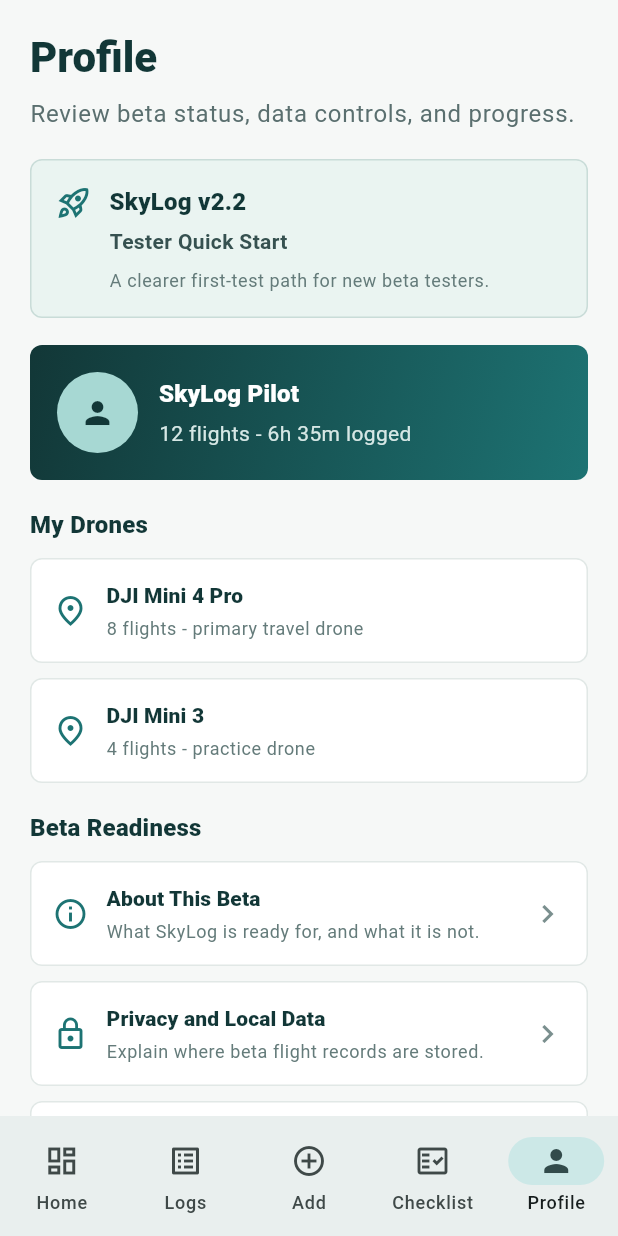
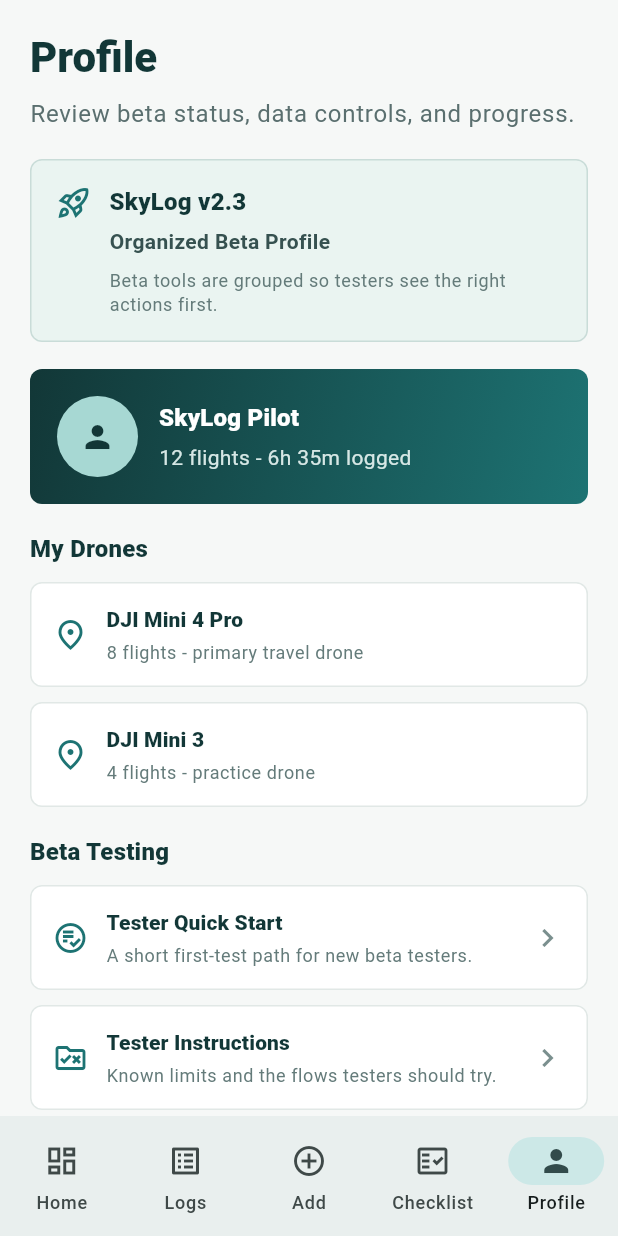
Before and after one commit to HouJue919/skylog, a Flutter app: the screen it shows after launch, item 5 of the bottom bar chosen, on a phone screen of 412 x 824 dp. Run offline on Flutter 3.47's test engine with Material 3 defaults, Android fonts, the phone set to English and light mode, and no system bars; our stand-ins replace shared_preferences.

Commit message:
Organize beta profile sections

```diff
--- a/app/lib/main.dart
+++ b/app/lib/main.dart
@@ -6,8 +6,8 @@
 
 const String _flightStorageKey = 'skylog_flights';
 const String _checklistStorageKey = 'skylog_preflight_checklist';
-const String _appVersionLabel = 'SkyLog v2.2';
-const String _appStageLabel = 'Tester Quick Start';
+const String _appVersionLabel = 'SkyLog v2.3';
+const String _appStageLabel = 'Organized Beta Profile';
 const int _preFlightChecklistTotal = 6;
 
 const List<String> _preFlightChecklistItems = [
@@ -1351,7 +1351,41 @@
               subtitle: '4 flights - practice drone',
             ),
             const SizedBox(height: 18),
-            const _FormSectionTitle('Beta Readiness'),
+            const _FormSectionTitle('Beta Testing'),
+            const SizedBox(height: 10),
+            _SettingsTile(
+              key: const Key('tester-quick-start-button'),
+              icon: Icons.playlist_add_check_circle_outlined,
+              title: 'Tester Quick Start',
+              subtitle: 'A short first-test path for new beta testers.',
+              onTap: () => _showTesterQuickStart(context),
+            ),
+            const SizedBox(height: 10),
+            _SettingsTile(
+              key: const Key('tester-instructions-button'),
+              icon: Icons.rule_folder_outlined,
+              title: 'Tester Instructions',
+              subtitle: 'Known limits and the flows testers should try.',
+              onTap: () => _showTesterInstructions(context),
+            ),
+            const SizedBox(height: 10),
+            _SettingsTile(
+              key: const Key('copy-feedback-template-button'),
+              icon: Icons.feedback_outlined,
+              title: 'Copy Feedback Template',
+              subtitle: 'Give testers clear questions after they try SkyLog.',
+              onTap: () => _copyFeedbackTemplate(context),
+            ),
+            const SizedBox(height: 10),
+            _SettingsTile(
+              key: const Key('small-beta-feedback-plan-button'),
+              icon: Icons.groups_2_outlined,
+              title: 'Small Beta Feedback Plan',
+              subtitle: 'Who should test v2.0 and what they should try.',
+              onTap: () => _showSmallBetaFeedbackPlan(context),
+            ),
+            const SizedBox(height: 18),
+            const _FormSectionTitle('Project Info'),
             const SizedBox(height: 10),
             _SettingsTile(
               key: const Key('about-beta-button'),
@@ -1368,22 +1402,8 @@
               subtitle: 'Explain where beta flight records are stored.',
               onTap: () => _showPrivacyNote(context),
             ),
-            const SizedBox(height: 10),
-            _SettingsTile(
-              key: const Key('copy-feedback-template-button'),
-              icon: Icons.feedback_outlined,
-              title: 'Copy Feedback Template',
-              subtitle: 'Give testers clear questions after they try SkyLog.',
-              onTap: () => _copyFeedbackTemplate(context),
-            ),
-            const SizedBox(height: 10),
-            _SettingsTile(
-              key: const Key('small-beta-feedback-plan-button'),
-              icon: Icons.groups_2_outlined,
-              title: 'Small Beta Feedback Plan',
-              subtitle: 'Who should test v2.0 and what they should try.',
-              onTap: () => _showSmallBetaFeedbackPlan(context),
-            ),
+            const SizedBox(height: 18),
+            const _FormSectionTitle('Release Tools'),
             const SizedBox(height: 10),
             _SettingsTile(
               key: const Key('beta-release-checklist-button'),
@@ -1391,22 +1411,6 @@
               title: 'Beta Release Checklist',
               subtitle: 'Run this before sharing SkyLog with a tester.',
               onTap: () => _showReleaseChecklist(context),
-            ),
-            const SizedBox(height: 10),
-            _SettingsTile(
-              key: const Key('tester-instructions-button'),
-              icon: Icons.rule_folder_outlined,
-              title: 'Tester Instructions',
-              subtitle: 'Known limits and the flows testers should try.',
-              onTap: () => _showTesterInstructions(context),
-            ),
-            const SizedBox(height: 10),
-            _SettingsTile(
-              key: const Key('tester-quick-start-button'),
-              icon: Icons.playlist_add_check_circle_outlined,
-              title: 'Tester Quick Start',
-              subtitle: 'A short first-test path for new beta testers.',
-              onTap: () => _showTesterQuickStart(context),
             ),
             const SizedBox(height: 10),
             _SettingsTile(
@@ -2315,7 +2319,7 @@
                 ),
                 const SizedBox(height: 8),
                 Text(
-                  'A clearer first-test path for new beta testers.',
+                  'Beta tools are grouped so testers see the right actions first.',
                   style: Theme.of(context).textTheme.bodySmall?.copyWith(
                     color: const Color(0xFF647B7A),
                   ),
```
Also changed, not shown: 7 other files.
